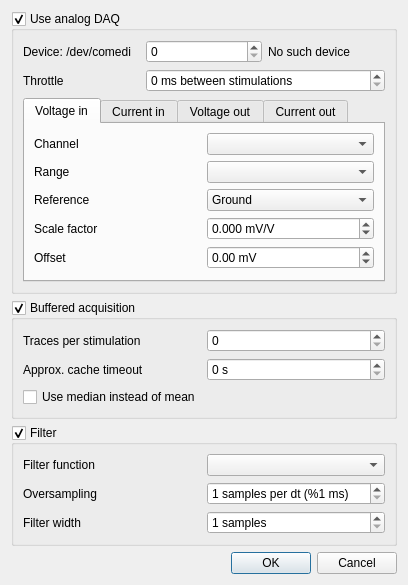
Above: src/gui/daqdialog.ui from CompEphys-team/rtdo before the change. Below: the same form after it.
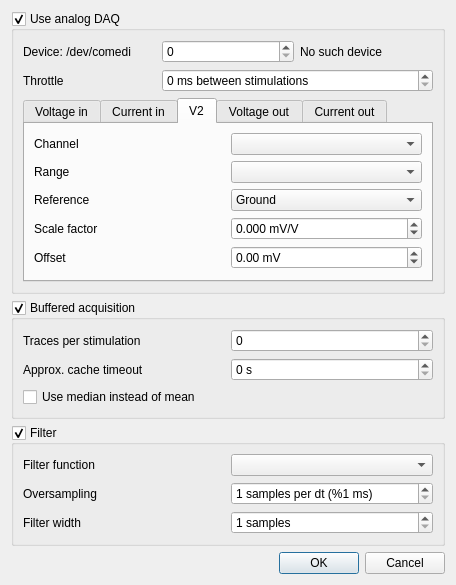
That is the form after the change. The open tabs and pages were chosen to show the change.

Commit message: Added a second voltage channel (for the current-passing electrode, not yet used)

Patch:
```diff
--- a/src/gui/daqdialog.ui
+++ b/src/gui/daqdialog.ui
@@ -6,7 +6,7 @@
    <rect>
     <x>0</x>
     <y>0</y>
-    <width>408</width>
+    <width>456</width>
     <height>581</height>
    </rect>
   </property>
@@ -230,6 +230,107 @@
           </item>
          </layout>
         </widget>
+        <widget class="QWidget" name="tab_5">
+         <attribute name="title">
+          <string>V2</string>
+         </attribute>
+         <layout class="QGridLayout" name="gridLayout_9">
+          <item row="0" column="0">
+           <widget class="QLabel" name="label_32">
+            <property name="text">
+             <string>Channel</string>
+            </property>
+           </widget>
+          </item>
+          <item row="0" column="1">
+           <widget class="QComboBox" name="channel_5"/>
+          </item>
+          <item row="1" column="0">
+           <widget class="QLabel" name="label_31">
+            <property name="text">
+             <string>Range</string>
+            </property>
+           </widget>
+          </item>
+          <item row="1" column="1">
+           <widget class="QComboBox" name="range_5"/>
+          </item>
+          <item row="2" column="0">
+           <widget class="QLabel" name="label_28">
+            <property name="text">
+             <string>Reference</string>
+            </property>
+           </widget>
+          </item>
+          <item row="2" column="1">
+           <widget class="QComboBox" name="reference_5">
+            <item>
+             <property name="text">
+              <string>Ground</string>
+             </property>
+            </item>
+            <item>
+             <property name="text">
+              <string>Common</string>
+             </property>
+            </item>
+            <item>
+             <property name="text">
+              <string>Diff</string>
+             </property>
+            </item>
+            <item>
+             <property name="text">
+              <string>Other</string>
+             </property>
+            </item>
+           </widget>
+          </item>
+          <item row="3" column="0">
+           <widget class="QLabel" name="label_30">
+            <property name="text">
+             <string>Scale factor</string>
+            </property>
+           </widget>
+          </item>
+          <item row="3" column="1">
+           <widget class="QDoubleSpinBox" name="conversionFactor_5">
+            <property name="suffix">
+             <string> mV/V</string>
+            </property>
+            <property name="decimals">
+             <number>3</number>
+            </property>
+            <property name="minimum">
+             <double>-1000000.000000000000000</double>
+            </property>
+            <property name="maximum">
+             <double>1000000.000000000000000</double>
+            </property>
+           </widget>
+          </item>
+          <item row="4" column="0">
+           <widget class="QLabel" name="label_29">
+            <property name="text">
+             <string>Offset</string>
+            </property>
+           </widget>
+          </item>
+          <item row="4" column="1">
+           <widget class="QDoubleSpinBox" name="offset_5">
+            <property name="suffix">
+             <string> mV</string>
+            </property>
+            <property name="minimum">
+             <double>-1000.000000000000000</double>
+            </property>
+            <property name="maximum">
+             <double>1000.000000000000000</double>
+            </property>
+           </widget>
+          </item>
+         </layout>
+        </widget>
         <widget class="QWidget" name="tab_3">
          <attribute name="title">
           <string>Voltage out</string>
```
The commit also changes 7 other files.
